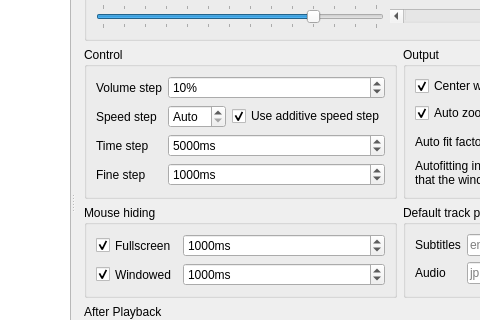
Before: the Qt Designer form settingswindow.ui in mpc-qt/mpc-qt, drawn with Qt 5; both pictures show x 186 to 666 and y 87 to 407 of the 896 by 605 pixel window.
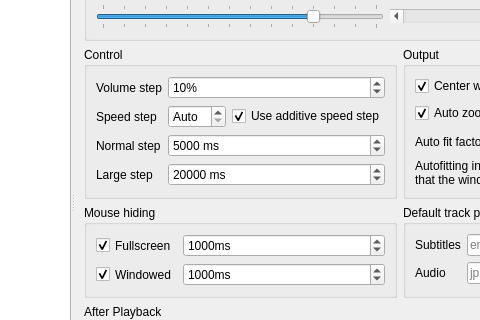
After: the same form once the commit is applied. The open tabs and pages were chosen to show the change.

Commit message:
Replace Fine (seek) step by Large step, Time step by Normal step
Users probably need a large seek step more than a finer seek step (than
normal).
If users really want a finer seek step and we can find a way to fit a
third option, we could add it later.

Fixes #117

What changed in the file:
```diff
--- a/settingswindow.ui
+++ b/settingswindow.ui
@@ -1111,7 +1111,7 @@
               <item row="2" column="0">
                <widget class="QLabel" name="playbackTimeStepLabel">
                 <property name="text">
-                 <string>Time step</string>
+                 <string>Normal step</string>
                 </property>
                </widget>
               </item>
@@ -1124,7 +1124,7 @@
                  </sizepolicy>
                 </property>
                 <property name="suffix">
-                 <string notr="true">ms</string>
+                 <string notr="true"> ms</string>
                 </property>
                 <property name="minimum">
                  <number>1</number>
@@ -1140,7 +1140,7 @@
               <item row="3" column="0">
                <widget class="QLabel" name="playbackFineStepLabel">
                 <property name="text">
-                 <string>Fine step</string>
+                 <string>Large step</string>
                 </property>
                </widget>
               </item>
@@ -1153,7 +1153,7 @@
                  </sizepolicy>
                 </property>
                 <property name="suffix">
-                 <string notr="true">ms</string>
+                 <string notr="true"> ms</string>
                 </property>
                 <property name="minimum">
                  <number>1</number>
@@ -1162,7 +1162,7 @@
                  <number>60000</number>
                 </property>
                 <property name="value">
-                 <number>1000</number>
+                 <number>20000</number>
                 </property>
                </widget>
               </item>
```
Left out of the diff: 8 changed lines with no effect on the pictures. The commit also changes 8 other files.
